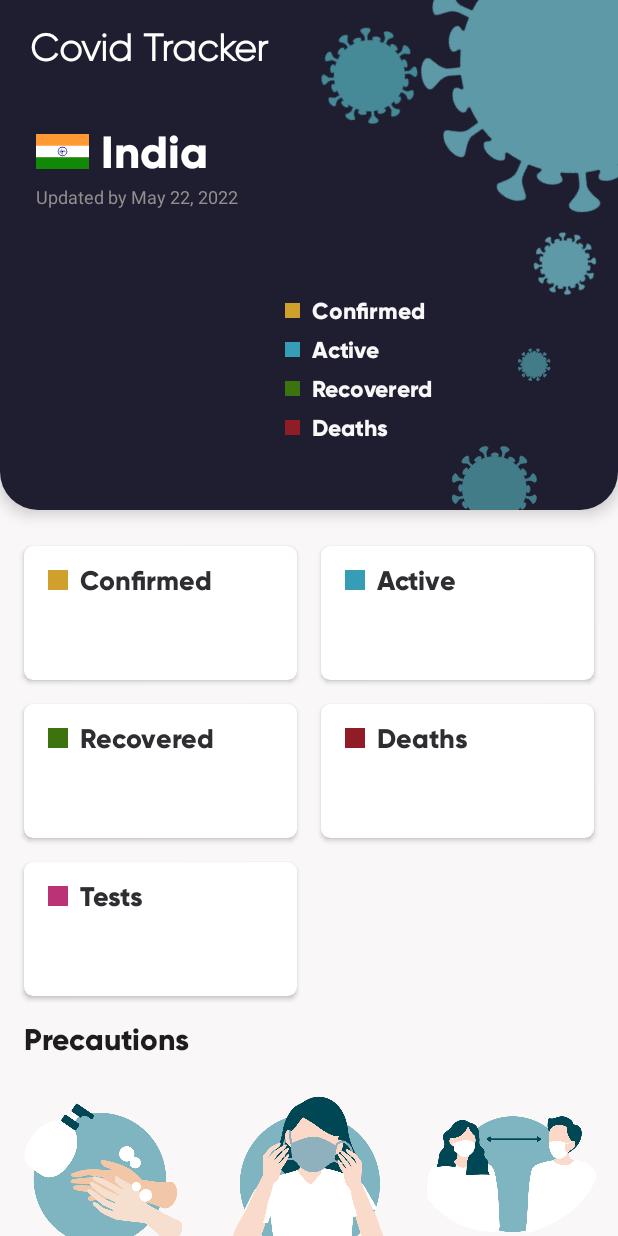
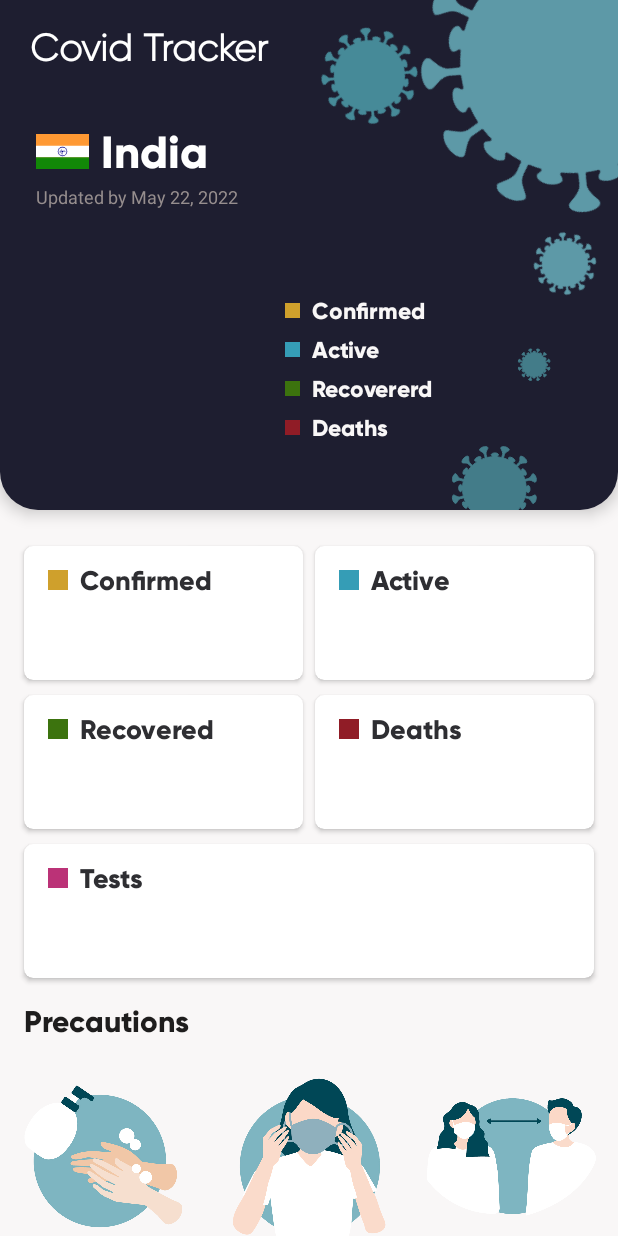
Before and after one commit to rajmaru/Covid_Tracker, an Android app: the screen it shows after launch (MainActivity), on a phone screen of 412 x 824 dp. Run offline under Robolectric (Android 15) with nearby library versions, the phone set to English and light mode, and no system bars; libraries missing offline, so code that uses them is left out: org.eazegraph.lib; plain views replace PieChart; 2 statements that could not run were skipped.

```diff
--- a/app/src/main/res/layout/activity_main.xml
+++ b/app/src/main/res/layout/activity_main.xml
@@ -273,8 +273,8 @@
                 android:layout_width="0dp"
                 android:layout_height="wrap_content"
                 android:layout_marginStart="16dp"
-                android:layout_marginTop="16dp"
-                android:layout_marginEnd="8dp"
+                android:layout_marginTop="10dp"
+                android:layout_marginEnd="4dp"
                 app:cardBackgroundColor="#FFFFFF"
                 app:cardCornerRadius="6dp"
                 app:layout_constraintEnd_toStartOf="@+id/cardView3"
@@ -333,7 +333,7 @@
                 android:layout_height="wrap_content"
                 android:layout_marginStart="16dp"
                 android:layout_marginTop="24dp"
-                android:layout_marginEnd="8dp"
+                android:layout_marginEnd="4dp"
                 app:cardBackgroundColor="#FFFFFF"
                 app:cardCornerRadius="6dp"
                 app:layout_constraintEnd_toStartOf="@+id/cardView"
@@ -391,7 +391,7 @@
                 android:id="@+id/cardView"
                 android:layout_width="0dp"
                 android:layout_height="wrap_content"
-                android:layout_marginStart="8dp"
+                android:layout_marginStart="4dp"
                 android:layout_marginEnd="16dp"
                 app:cardBackgroundColor="#FFFFFF"
                 app:cardCornerRadius="6dp"
@@ -450,7 +450,7 @@
                 android:id="@+id/cardView3"
                 android:layout_width="0dp"
                 android:layout_height="wrap_content"
-                android:layout_marginStart="8dp"
+                android:layout_marginStart="4dp"
                 android:layout_marginEnd="16dp"
                 app:cardBackgroundColor="#FFFFFF"
                 app:cardCornerRadius="6dp"
@@ -509,10 +509,10 @@
                 android:id="@+id/cardView5"
                 android:layout_width="0dp"
                 android:layout_height="wrap_content"
-                android:layout_marginTop="16dp"
+                android:layout_marginTop="10dp"
                 app:cardBackgroundColor="#FFFFFF"
                 app:cardCornerRadius="6dp"
-                app:layout_constraintEnd_toEndOf="@+id/cardView4"
+                app:layout_constraintEnd_toEndOf="@+id/cardView3"
                 app:layout_constraintStart_toStartOf="@+id/cardView4"
                 app:layout_constraintTop_toBottomOf="@+id/cardView4">
 
```
